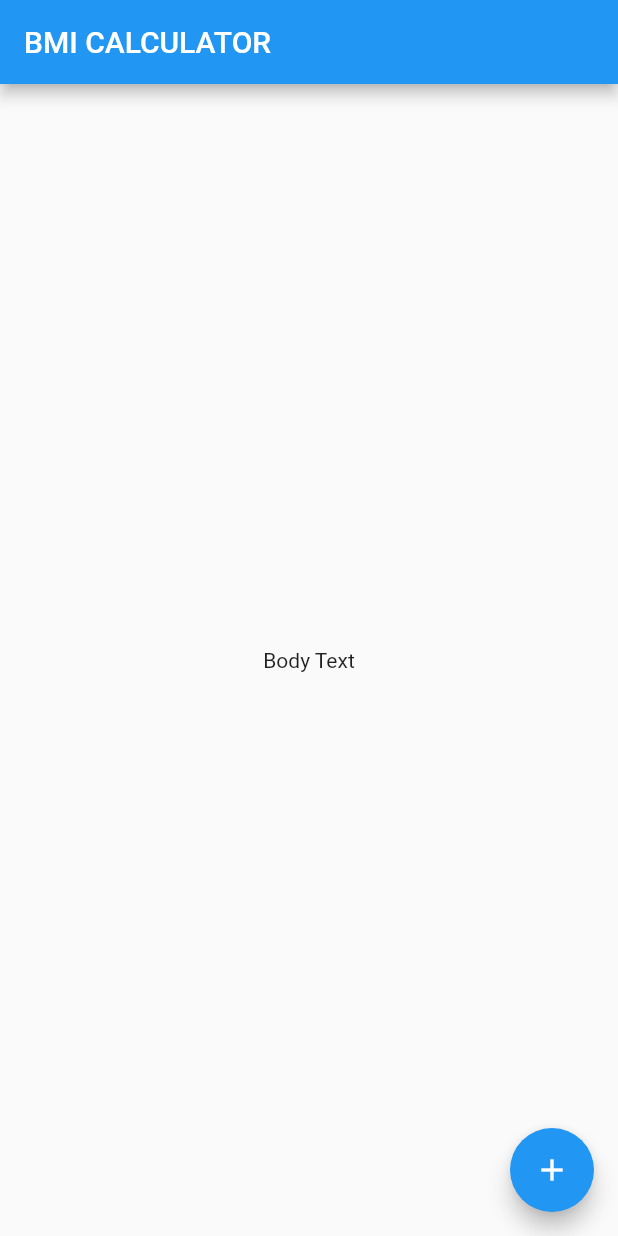
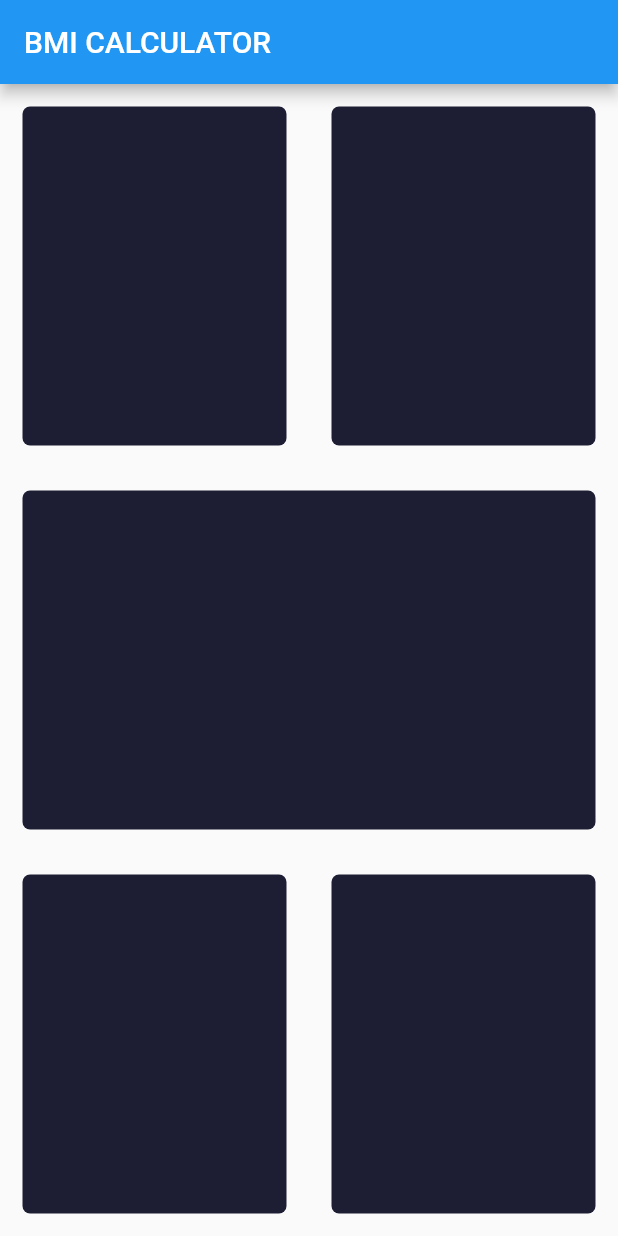
Before and after one commit to Aleksefo/flutter_testing_app, a Flutter app: the InputPage screen opened directly, on a phone screen of 412 x 824 dp. Run offline on Flutter 3.47's test engine with Material 2 defaults, Android fonts, the phone set to English and light mode, and no system bars; our stand-ins replace audioplayers.

Commit message:
Update UI

```diff
--- a/lib/InputScreen.dart
+++ b/lib/InputScreen.dart
@@ -9,15 +9,68 @@ class _InputPageState extends State<InputPage> {
   @override
   Widget build(BuildContext context) {
     return Scaffold(
-      appBar: AppBar(
-        title: Text('BMI CALCULATOR'),
-      ),
-      body: Center(
-        child: Text('Body Text'),
-      ),
-      floatingActionButton: FloatingActionButton(
-        child: Icon(Icons.add),
-      ),
-    );
+        appBar: AppBar(
+          title: Text('BMI CALCULATOR'),
+        ),
+        body: Column(
+          children: <Widget>[
+            Expanded(
+              child: Row(
+                children: <Widget>[
+                  Expanded(
+                      child: Container(
+                    margin: EdgeInsets.all(15),
+                    decoration: BoxDecoration(
+                      color: Color(0xFF1D1E33),
+                      borderRadius: BorderRadius.circular(5),
+                    ),
+                  )),
+                  Expanded(
+                    child: Container(
+                      margin: EdgeInsets.all(15),
+                      decoration: BoxDecoration(
+                        color: Color(0xFF1D1E33),
+                        borderRadius: BorderRadius.circular(5),
+                      ),
+                    ),
+                  ),
+                ],
+              ),
+            ),
+            Expanded(
+              child: Container(
+                margin: EdgeInsets.all(15),
+                decoration: BoxDecoration(
+                  color: Color(0xFF1D1E33),
+                  borderRadius: BorderRadius.circular(5),
+                ),
+              ),
+            ),
+            Expanded(
+              child: Row(
+                children: <Widget>[
+                  Expanded(
+                    child: Container(
+                      margin: EdgeInsets.all(15),
+                      decoration: BoxDecoration(
+                        color: Color(0xFF1D1E33),
+                        borderRadius: BorderRadius.circular(5),
+                      ),
+                    ),
+                  ),
+                  Expanded(
+                    child: Container(
+                      margin: EdgeInsets.all(15),
+                      decoration: BoxDecoration(
+                        color: Color(0xFF1D1E33),
+                        borderRadius: BorderRadius.circular(5),
+                      ),
+                    ),
+                  ),
+                ],
+              ),
+            ),
+          ],
+        ));
   }
 }
--- a/lib/main6.dart
+++ b/lib/main6.dart
@@ -1,4 +1,5 @@
 import 'package:flutter/material.dart';
+import 'package:flutter_testing_app/InputScreen.dart';
 
 void main() => runApp(BMICalculator());
 
```
